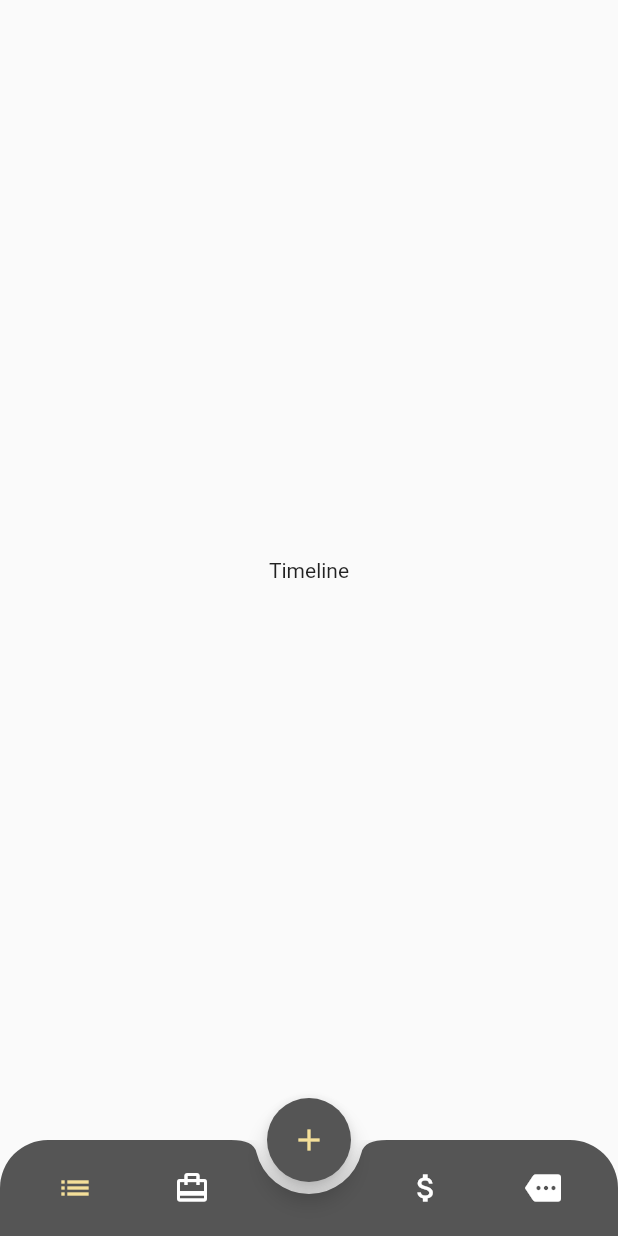
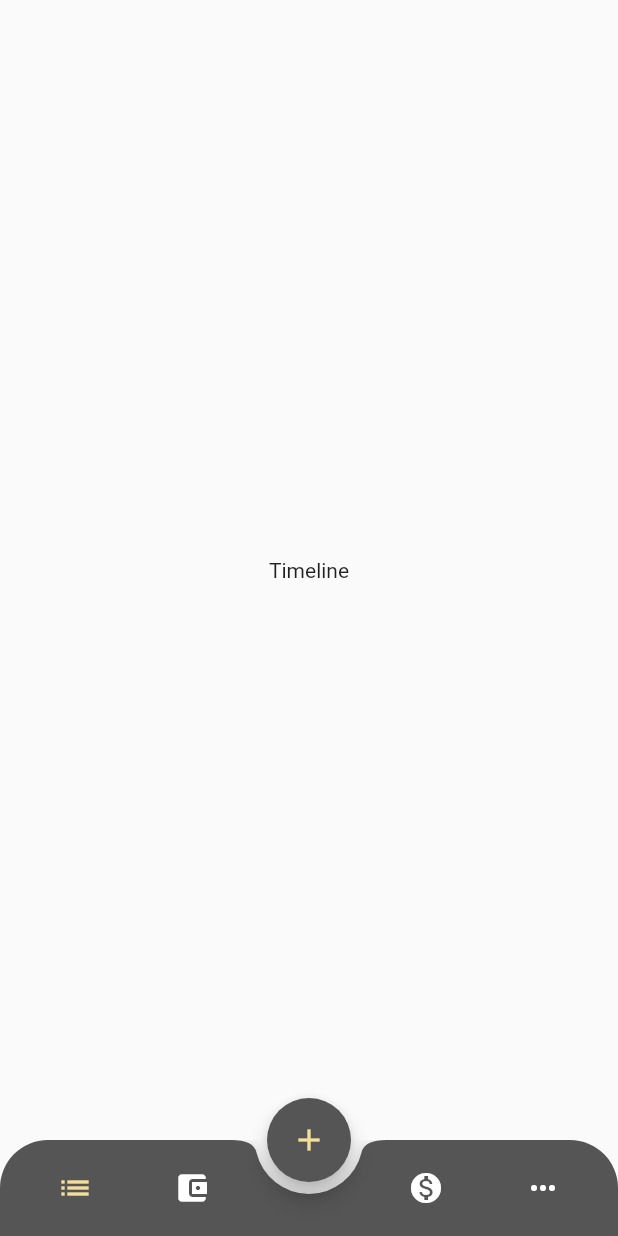
Before and after one commit to GGolfz/Setthi, a Flutter app: the screen it shows after launch, on a phone screen of 412 x 824 dp. Run offline on Flutter 3.47's test engine with Material 2 defaults, Android fonts, the phone set to English and light mode, and no system bars; our stand-ins replace google_fonts; statements that could not run were skipped.

Commit message:
fix: bottombar icon :hammer:

```diff
--- a/lib/widgets/bottomBar.dart
+++ b/lib/widgets/bottomBar.dart
@@ -14,13 +14,17 @@ class BottomBar extends StatelessWidget {
   final barItems = [
     {'icon': Icons.list, 'tab': TimelineScreen.routeName, 'blank': false},
     {
-      'icon': Icons.wallet_travel,
+      'icon': Icons.account_balance_wallet,
       'tab': WalletScreen.routeName,
       'blank': false
     },
     {'blank': true},
-    {'icon': Icons.attach_money, 'tab': BudgetScreen.routeName, 'blank': false},
-    {'icon': Icons.more, 'tab': MoreScreen.routeName, 'blank': false}
+    {
+      'icon': Icons.monetization_on,
+      'tab': BudgetScreen.routeName,
+      'blank': false
+    },
+    {'icon': Icons.more_horiz, 'tab': MoreScreen.routeName, 'blank': false}
   ];
   @override
   Widget build(BuildContext context) {
```
